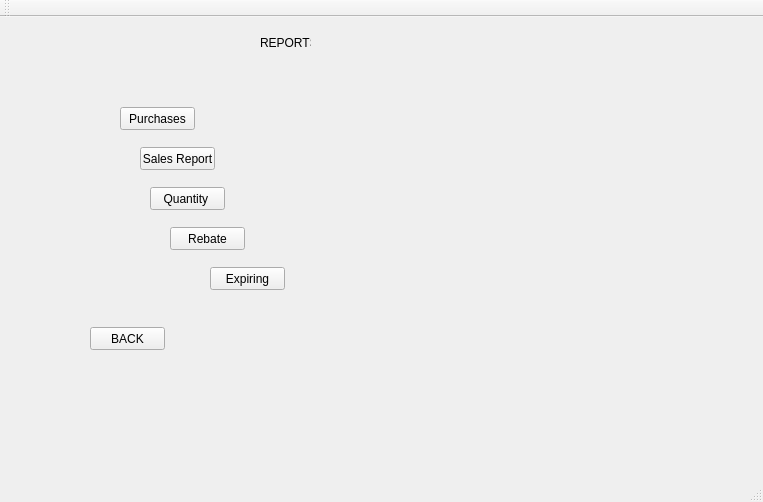
TheSoullessOne/Group-Project-1, file Forms/mainwindow.ui: the form before one commit.
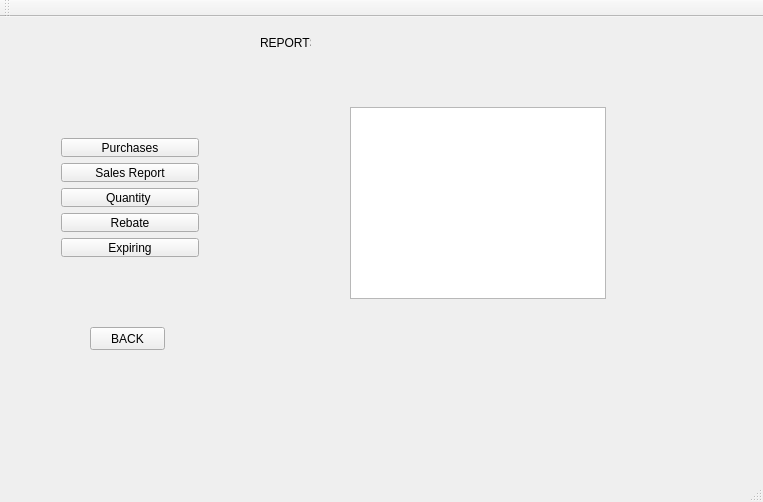
The form after the commit. The open tabs and pages were chosen to show the change.

Diff of the .ui file:
```diff
--- a/Forms/mainwindow.ui
+++ b/Forms/mainwindow.ui
@@ -281,71 +281,6 @@
      </widget>
     </widget>
     <widget class="QWidget" name="REPORTS">
-     <widget class="QPushButton" name="purchases_rep">
-      <property name="geometry">
-       <rect>
-        <x>100</x>
-        <y>80</y>
-        <width>75</width>
-        <height>23</height>
-       </rect>
-      </property>
-      <property name="text">
-       <string>Purchases</string>
-      </property>
-     </widget>
-     <widget class="QPushButton" name="sales_rep">
-      <property name="geometry">
-       <rect>
-        <x>120</x>
-        <y>120</y>
-        <width>75</width>
-        <height>23</height>
-       </rect>
-      </property>
-      <property name="text">
-       <string>Sales Report</string>
-      </property>
-     </widget>
-     <widget class="QPushButton" name="quantity_rep">
-      <property name="geometry">
-       <rect>
-        <x>130</x>
-        <y>160</y>
-        <width>75</width>
-        <height>23</height>
-       </rect>
-      </property>
-      <property name="text">
-       <string>Quantity </string>
-      </property>
-     </widget>
-     <widget class="QPushButton" name="rebate_rep">
-      <property name="geometry">
-       <rect>
-        <x>150</x>
-        <y>200</y>
-        <width>75</width>
-        <height>23</height>
-       </rect>
-      </property>
-      <property name="text">
-       <string>Rebate</string>
-      </property>
-     </widget>
-     <widget class="QPushButton" name="expiring_rep">
-      <property name="geometry">
-       <rect>
-        <x>190</x>
-        <y>240</y>
-        <width>75</width>
-        <height>23</height>
-       </rect>
-      </property>
-      <property name="text">
-       <string>Expiring</string>
-      </property>
-     </widget>
      <widget class="QPushButton" name="backButton_reports">
       <property name="geometry">
        <rect>
@@ -372,6 +307,63 @@
        <string>REPORTS</string>
       </property>
      </widget>
+     <widget class="QWidget" name="verticalLayoutWidget_4">
+      <property name="geometry">
+       <rect>
+        <x>30</x>
+        <y>100</y>
+        <width>160</width>
+        <height>141</height>
+       </rect>
+      </property>
+      <layout class="QVBoxLayout" name="verticalLayout_4">
+       <item>
+        <widget class="QPushButton" name="purchases_rep">
+         <property name="text">
+          <string>Purchases</string>
+         </property>
+        </widget>
+       </item>
+       <item>
+        <widget class="QPushButton" name="sales_rep">
+         <property name="text">
+          <string>Sales Report</string>
+         </property>
+        </widget>
+       </item>
+       <item>
+        <widget class="QPushButton" name="quantity_rep">
+         <property name="text">
+          <string>Quantity </string>
+         </property>
+        </widget>
+       </item>
+       <item>
+        <widget class="QPushButton" name="rebate_rep">
+         <property name="text">
+          <string>Rebate</string>
+         </property>
+        </widget>
+       </item>
+       <item>
+        <widget class="QPushButton" name="expiring_rep">
+         <property name="text">
+          <string>Expiring</string>
+         </property>
+        </widget>
+       </item>
+      </layout>
+     </widget>
+     <widget class="QTextBrowser" name="Report_display_browser">
+      <property name="geometry">
+       <rect>
+        <x>330</x>
+        <y>80</y>
+        <width>256</width>
+        <height>192</height>
+       </rect>
+      </property>
+     </widget>
     </widget>
     <widget class="QWidget" name="READ_FILE">
      <widget class="QPushButton" name="readInButton">
```
Left out of the diff: 4 changed lines with no effect on the pictures.
